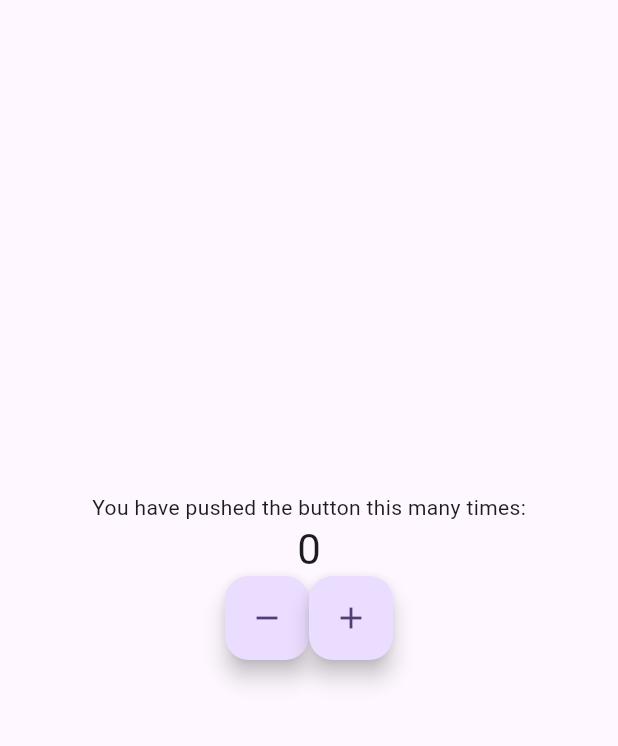
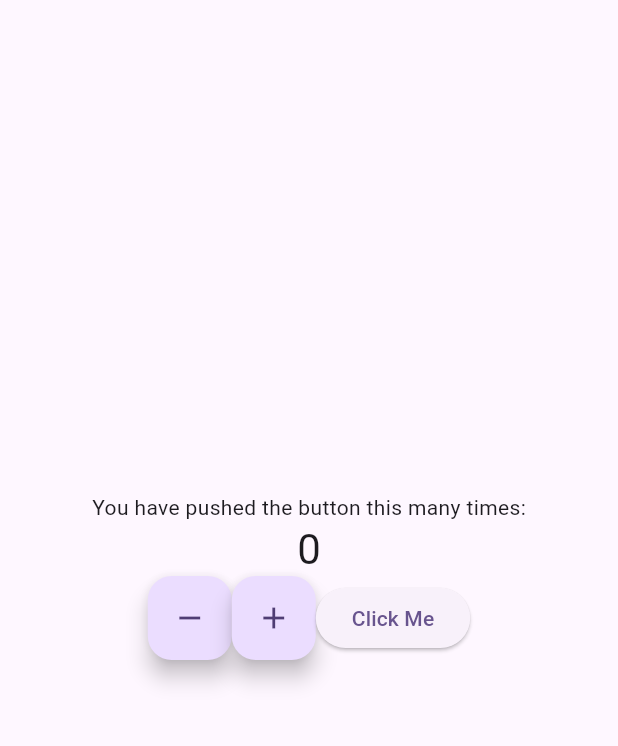
Before and after one commit to amankrbes3/first_app, a Flutter app: the screen it shows after launch, on a phone screen of 412 x 824 dp, the part 84-830 px from its top. Run offline on Flutter 3.47's test engine with Material 2 defaults, Android fonts, the phone set to English and light mode, and no system bars.

Commit message:
Added Click me Button

```diff
--- a/lib/main.dart
+++ b/lib/main.dart
@@ -1,3 +1,4 @@
+import 'package:first_app/my_custom_container.dart';
 import 'package:flutter/material.dart';
 
 void main(){
@@ -132,6 +133,7 @@ class _MyHomePageState extends State<MyHomePage> {
                   tooltip: 'Increment',
                   child: const Icon(Icons.add),
                 ),
+                const MyCustomGradient(),
               ],
             )
           ],
--- a/lib/my_custom_container.dart
+++ b/lib/my_custom_container.dart
@@ -1,5 +1,17 @@
 import 'package:flutter/material.dart';
 
 class MyCustomGradient extends StatelessWidget{
+  const MyCustomGradient({super.key});
+
+  @override
+  Widget build(BuildContext context) {
+    // TODO: implement build
+   return Center(
+     child: ElevatedButton(
+       onPressed: () {  },
+       child: const Text("Click Me"),
+     ),
+   );
+  }
 
 }
```
